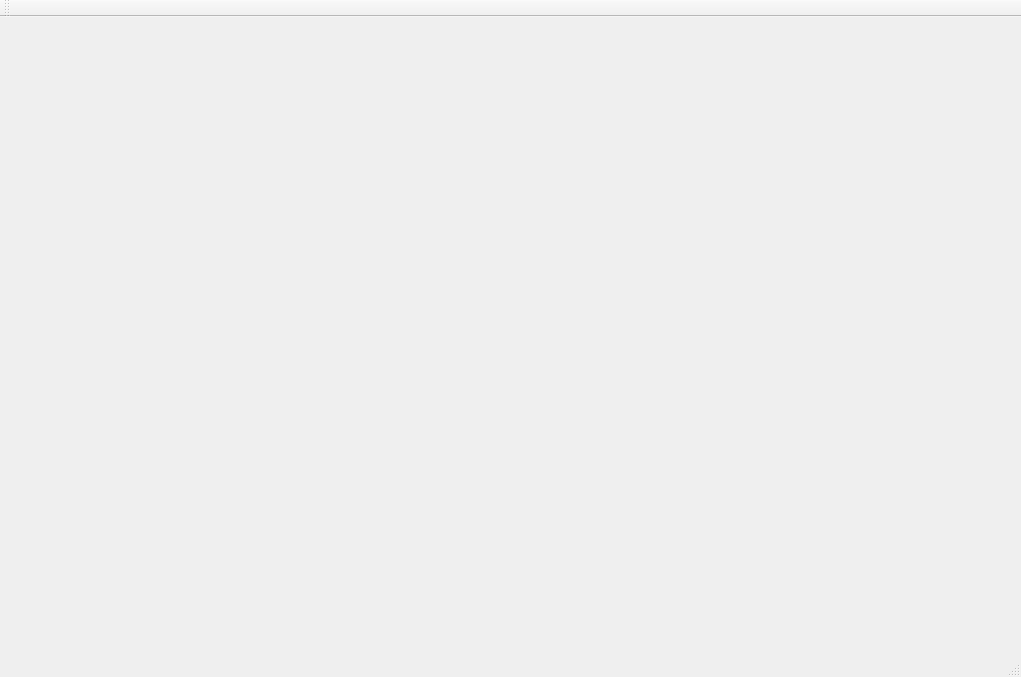
LyricZhao/QtChineseChess, file mainwindow.ui: the form before one commit.
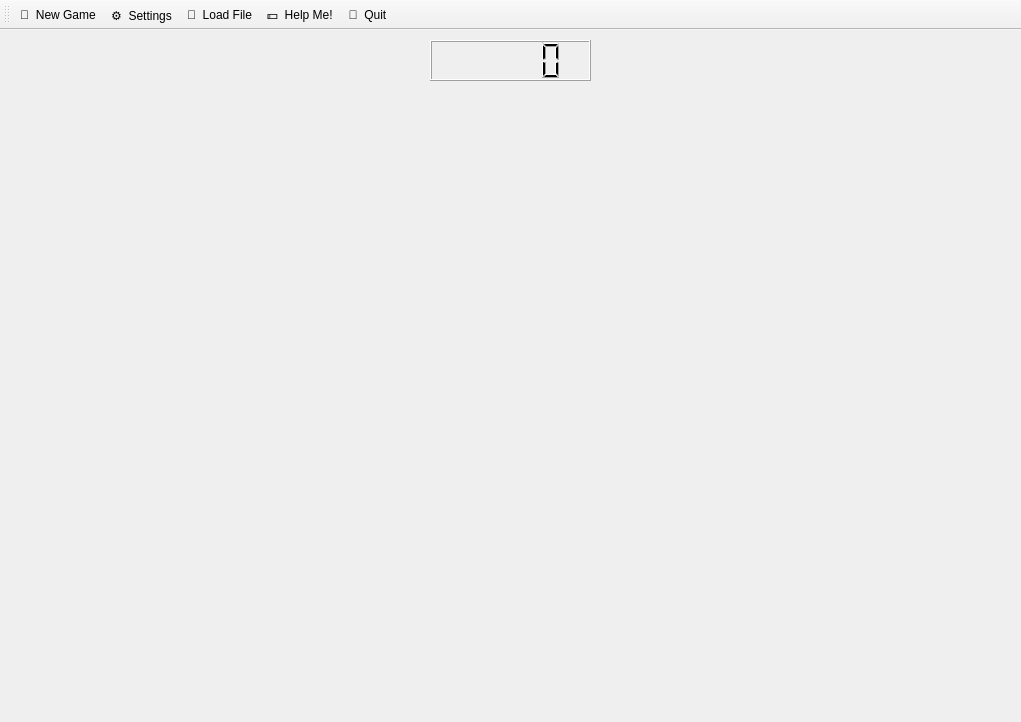
The form after the commit. Icons and pictures are not drawn.

```diff
--- a/mainwindow.ui
+++ b/mainwindow.ui
@@ -7,7 +7,7 @@
     <x>0</x>
     <y>0</y>
     <width>1021</width>
-    <height>677</height>
+    <height>722</height>
    </rect>
   </property>
   <property name="sizePolicy">
@@ -24,7 +24,7 @@
     <property name="geometry">
      <rect>
       <x>250</x>
-      <y>17</y>
+      <y>75</y>
       <width>521</width>
       <height>577</height>
      </rect>
@@ -36,6 +36,16 @@
      <pixmap resource="source.qrc">:/Pics/board.gif</pixmap>
     </property>
    </widget>
+   <widget class="QLCDNumber" name="lcdNumber">
+    <property name="geometry">
+     <rect>
+      <x>430</x>
+      <y>10</y>
+      <width>161</width>
+      <height>41</height>
+     </rect>
+    </property>
+   </widget>
   </widget>
   <widget class="QToolBar" name="mainToolBar">
    <attribute name="toolBarArea">
@@ -44,8 +54,67 @@
    <attribute name="toolBarBreak">
     <bool>false</bool>
    </attribute>
+   <addaction name="actionNew_Game"/>
+   <addaction name="actionSettings"/>
+   <addaction name="action_Load_File"/>
+   <addaction name="action_Help_Me"/>
+   <addaction name="action_Quit"/>
   </widget>
-  <widget class="QStatusBar" name="statusBar"/>
+  <action name="actionNew_Game">
+   <property name="text">
+    <string>🤔  New Game</string>
+   </property>
+   <property name="toolTip">
+    <string>Connect to a new game!</string>
+   </property>
+   <property name="shortcut">
+    <string>Ctrl+N</string>
+   </property>
+  </action>
+  <action name="action_Load_File">
+   <property name="text">
+    <string>💽  Load File</string>
+   </property>
+   <property name="toolTip">
+    <string>Load game from a file!</string>
+   </property>
+   <property name="shortcut">
+    <string>Ctrl+L</string>
+   </property>
+  </action>
+  <action name="action_Help_Me">
+   <property name="text">
+    <string>💵  Help Me!</string>
+   </property>
+   <property name="toolTip">
+    <string>Help the poor programmer!</string>
+   </property>
+   <property name="shortcut">
+    <string>Ctrl+M</string>
+   </property>
+  </action>
+  <action name="actionSettings">
+   <property name="text">
+    <string>⚙️  Settings</string>
+   </property>
+   <property name="toolTip">
+    <string>Some global settings!</string>
+   </property>
+   <property name="shortcut">
+    <string>Ctrl+,</string>
+   </property>
+  </action>
+  <action name="action_Quit">
+   <property name="text">
+    <string>🤯  Quit</string>
+   </property>
+   <property name="toolTip">
+    <string>Quit the game!</string>
+   </property>
+   <property name="shortcut">
+    <string>Ctrl+E</string>
+   </property>
+  </action>
  </widget>
  <layoutdefault spacing="6" margin="11"/>
  <resources>
```
